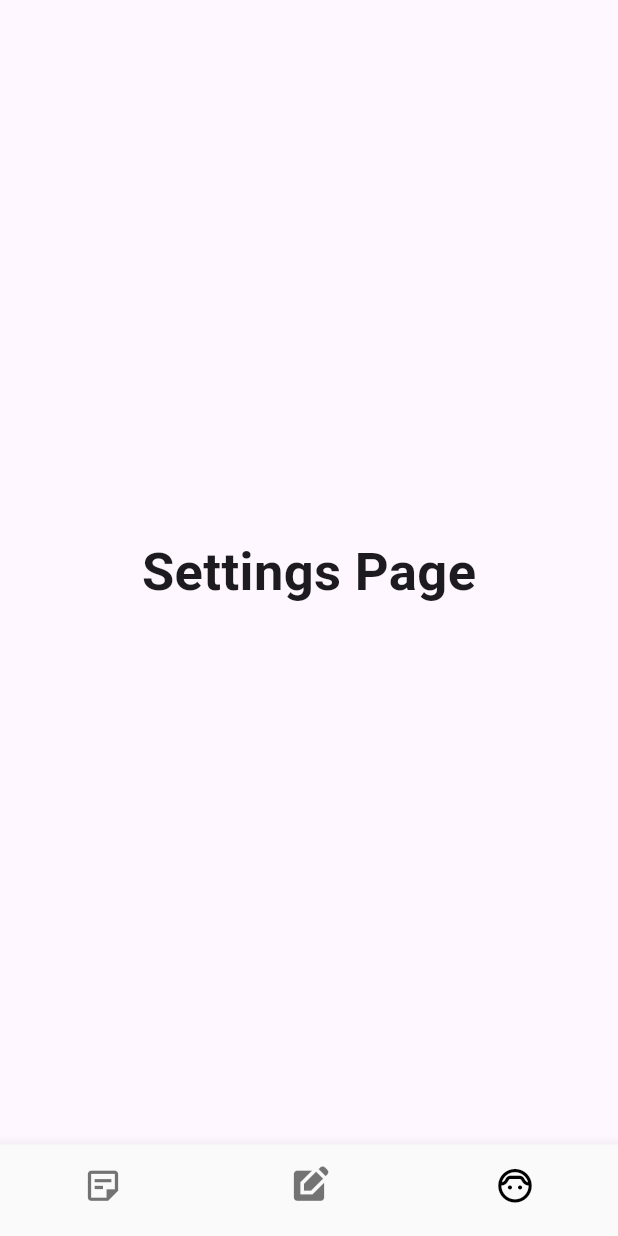
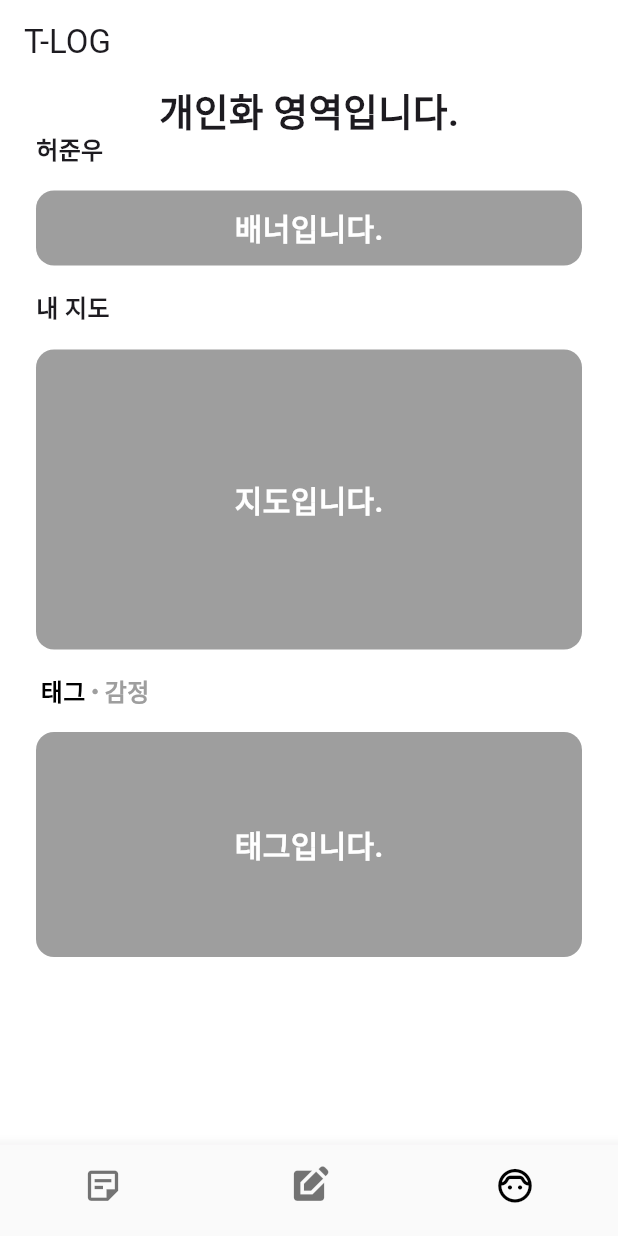
Before and after one commit to olleh365/example2406, a Flutter app: the screen it shows after launch, item 3 of the bottom bar chosen, on a phone screen of 412 x 824 dp. Run offline on Flutter 3.47's test engine with Material 3 defaults, Android fonts, the phone set to English and light mode, and no system bars; our stand-ins replace flutter_local_notifications.

Commit message:
MyPage 탭기능 추가 및 플로팅 버튼 패키지를 home_page 화면에 사용함.

```diff
--- a/second_subject/lib/floating_btn.dart
+++ b/second_subject/lib/floating_btn.dart
@@ -1,12 +1,12 @@
 import 'package:flutter/material.dart';
 import 'package:flutter_local_notifications/flutter_local_notifications.dart';
 
-class HomePage extends StatefulWidget {
+class FloatingButton extends StatefulWidget {
   @override
-  _HomePageState createState() => _HomePageState();
+  _FloatingButtonState createState() => _FloatingButtonState();
 }
 
-class _HomePageState extends State<HomePage> {
+class _FloatingButtonState extends State<FloatingButton> {
   final FlutterLocalNotificationsPlugin flutterLocalNotificationsPlugin =
   FlutterLocalNotificationsPlugin();
 
@@ -44,8 +44,7 @@ class _HomePageState extends State<HomePage> {
 
   @override
   Widget build(BuildContext context) {
-    return Scaffold(
-      floatingActionButton: FloatingActionButton(
+    return FloatingActionButton(
       child: Icon(Icons.auto_awesome_mosaic_outlined),
       onPressed: _showNotification,
       backgroundColor: Colors.white,
@@ -53,7 +52,6 @@ class _HomePageState extends State<HomePage> {
         side: BorderSide(width: 1, color: Colors.black),
         borderRadius: BorderRadius.circular(100),
       ),
-      ),
     );
   }
 }
--- a/second_subject/lib/home_page.dart
+++ b/second_subject/lib/home_page.dart
@@ -21,33 +21,34 @@ class HomePage extends StatelessWidget {
                 Padding(
                   padding: EdgeInsets.fromLTRB(0, 8, 0, 8),
                   child: CircleAvatar(
-                    radius: 30, // 원의 반지름 설정
+                    radius: 30,
                     backgroundImage: AssetImage('assets/profile.jpg'), // 프로필 이미지 파일
                   ),
                 ),
                 Text(
-                  '허준우', // 텍스트 내용
+                  '허준우',
                   style: TextStyle(fontSize: 16, color: Colors.black),
                 ),
               ],
             ),
           ),
-        SizedBox(height: 20), // 컨테이너 사이의 간격
+        SizedBox(height: 20),
         Container(
-            height: 400, // 이미지 영역 높이 설정
+            height: 400,
             decoration: BoxDecoration(
-              color: Colors.grey, // 이미지가 없을 때 회색 배경
+              color: Colors.grey,
               borderRadius: BorderRadius.circular(15),
             ),
             child: Center(
               child: Text(
-                '이미지 예시입니다.', // 이미지 영역 내 텍스트
+                '이미지 예시입니다.',
                 style: TextStyle(fontSize: 20, fontWeight: FontWeight.bold, color: Colors.white),
               ),
             ),
           )
         ],
-      )
+      ),
+      floatingActionButton: FloatingButton(),
     );
   }
 }
--- a/second_subject/lib/main.dart
+++ b/second_subject/lib/main.dart
@@ -29,7 +29,7 @@
   static List<Widget> _widgetOptions = <Widget>[
     HomePage(),
     SearchPage(),
-    SettingsPage(),
+    MyPage(),
   ];
 
   void _onItemTapped(int index) {
--- a/second_subject/lib/my_page.dart
+++ b/second_subject/lib/my_page.dart
@@ -1,11 +1,131 @@
 import 'package:flutter/material.dart';
 
-class SettingsPage extends StatelessWidget {
+
+class MyPage extends StatefulWidget {
+  @override
+  _MyPage createState() => _MyPage();
+}
+
+class _MyPage extends State<MyPage>{
+  String selectedTab = '태그';
+
   @override
   Widget build(BuildContext context) {
     return Scaffold(
-      body: Center(
-        child: Text('Settings Page', style: TextStyle(fontSize: 35, fontWeight: FontWeight.bold)),
+      backgroundColor: Colors.white,
+      appBar: AppBar(
+        title: Text('T-LOG'),
+        backgroundColor: Colors.white,
+      ),
+      body: ListView(
+        padding: EdgeInsets.fromLTRB(24,0,24,16),
+        children: [
+          Container(
+            height: 32,
+            child: Center(
+              child: Text(
+                '개인화 영역입니다.',
+                style: TextStyle(fontSize: 25, fontWeight: FontWeight.bold),
+              ),
+            ),
+          ),
+          Container(
+            child: Text(
+              '허준우',
+              style: TextStyle(fontSize: 16, fontWeight: FontWeight.bold),
+            ),
+          ),
+          SizedBox(height: 16),
+          Container(
+            height: 50,
+            decoration: BoxDecoration(
+              color: Colors.grey,
+              borderRadius: BorderRadius.circular(12),
+            ),
+            child: Center(
+              child: Text('배너입니다.',
+              style: TextStyle(fontSize: 20, fontWeight: FontWeight.bold, color: Colors.white),
+              ),
+            ),
+          ),
+          SizedBox(height: 16),
+          Container(
+            child: Text(
+              '내 지도',
+              style: TextStyle(fontSize: 16, fontWeight: FontWeight.bold),
+            ),
+          ),
+          SizedBox(height: 16),
+          Container(
+            height: 200,
+            decoration: BoxDecoration(
+              color: Colors.grey,
+              borderRadius: BorderRadius.circular(12),
+            ),
+            child: Center(
+              child: Text('지도입니다.',
+                style: TextStyle(fontWeight: FontWeight.bold, color: Colors.white, fontSize: 20),
+            ),
+            )
+          ),
+          Row(
+            mainAxisAlignment: MainAxisAlignment.start,
+            children: [
+              Padding(
+                padding: EdgeInsets.fromLTRB(3,0,0,0),
+                child: GestureDetector(
+                  behavior: HitTestBehavior.opaque,
+                  onTap: () {
+                    setState(() {
+                      selectedTab = '태그';
+                    });
+                  },
+                  child: Text(
+                    '태그',
+                    style: TextStyle(
+                      fontSize: 16,
+                      fontWeight: FontWeight.bold,
+                      color: selectedTab == '태그' ? Colors.black : Colors.grey,
+                    ),
+                  ),
+                ) ,
+              ),
+              Text(' ∙ ', style: TextStyle(fontSize: 16, fontWeight: FontWeight.bold,color: Colors.grey)),
+              Padding(
+                padding: EdgeInsets.fromLTRB(0,16,0,16),
+                  child : GestureDetector(
+                    behavior: HitTestBehavior.opaque,
+                    onTap: () {
+                      setState(() {
+                        selectedTab = '감정';
+                      });
+                    },
+                    child: Text(
+                      '감정',
+                      style: TextStyle(
+                        fontSize: 16,
+                        fontWeight: FontWeight.bold,
+                        color: selectedTab == '감정' ? Colors.black : Colors.grey,
+                      ),
+                    ),
+                  )
+              )
+            ],
+          ),
+          Container(
+            height: 150,
+            decoration: BoxDecoration(
+              color: selectedTab == '태그' ? Colors.grey : Colors.green,
+              borderRadius: BorderRadius.circular(12),
+            ),
+            child: Center(
+              child: Text(
+                selectedTab == '태그' ? '태그입니다.' : '감정입니다.',
+                style: TextStyle(fontWeight: FontWeight.bold, color: Colors.white, fontSize: 20),
+              ),
+            ),
+          ),
+        ],
       ),
     );
   }
```
Lines whose indentation alone changed are shown as unchanged.
